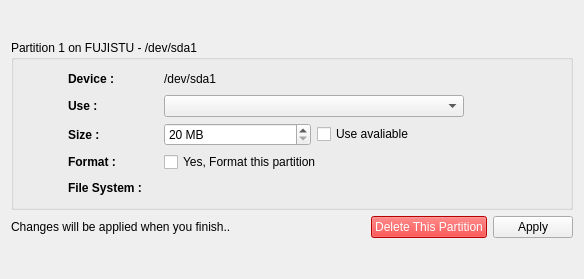
Above: yali4/gui/Ui/partedit.ui from dadas45li/yali before the change. Below: the same form after it.
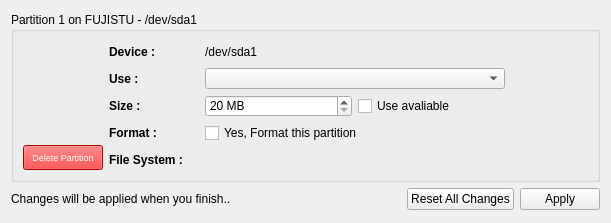
That is the form after the change. Icons and pictures are not drawn.

Diff of the .ui file:
```diff
--- a/yali4/gui/Ui/partedit.ui
+++ b/yali4/gui/Ui/partedit.ui
@@ -5,8 +5,8 @@
    <rect>
     <x>0</x>
     <y>0</y>
-    <width>584</width>
-    <height>279</height>
+    <width>611</width>
+    <height>223</height>
    </rect>
   </property>
   <property name="windowTitle" >
@@ -33,7 +33,11 @@
         <string>Partition 1 on FUJISTU - /dev/sda1</string>
        </property>
        <layout class="QGridLayout" >
-        <item row="0" column="0" >
+        <item rowspan="5" row="0" column="0" >
+         <layout class="QVBoxLayout" >
+          <item>
+           <layout class="QHBoxLayout" >
+            <item>
          <spacer>
           <property name="orientation" >
            <enum>Qt::Horizontal</enum>
@@ -44,12 +48,12 @@
           <property name="sizeHint" >
            <size>
             <width>16</width>
-            <height>20</height>
+                <height>61</height>
            </size>
           </property>
          </spacer>
         </item>
-        <item row="0" column="1" >
+            <item>
          <widget class="QLabel" name="label_5" >
           <property name="text" >
            <string/>
@@ -59,7 +63,7 @@
           </property>
          </widget>
         </item>
-        <item row="0" column="2" >
+            <item>
          <spacer>
           <property name="orientation" >
            <enum>Qt::Horizontal</enum>
@@ -70,14 +74,33 @@
           <property name="sizeHint" >
            <size>
             <width>16</width>
-            <height>20</height>
+                <height>71</height>
            </size>
           </property>
          </spacer>
         </item>
-        <item row="0" column="3" >
-         <layout class="QGridLayout" >
-          <item row="0" column="0" >
+           </layout>
+          </item>
+          <item>
+           <widget class="QPushButton" name="deletePartition" >
+            <property name="minimumSize" >
+             <size>
+              <width>0</width>
+              <height>25</height>
+             </size>
+            </property>
+            <property name="styleSheet" >
+             <string>background-color:red;
+color:white;font-size:9px;</string>
+            </property>
+            <property name="text" >
+             <string>Delete Partition</string>
+            </property>
+           </widget>
+          </item>
+         </layout>
+        </item>
+        <item row="0" column="1" >
            <widget class="QLabel" name="label" >
             <property name="font" >
              <font>
@@ -90,14 +113,27 @@
             </property>
            </widget>
           </item>
-          <item row="0" column="2" colspan="2" >
+        <item row="0" column="3" >
            <widget class="QLabel" name="devicePath" >
             <property name="text" >
              <string>/dev/sda1</string>
             </property>
            </widget>
           </item>
-          <item row="1" column="0" >
+        <item rowspan="5" row="0" column="5" >
+         <spacer>
+          <property name="orientation" >
+           <enum>Qt::Horizontal</enum>
+          </property>
+          <property name="sizeHint" >
+           <size>
+            <width>16</width>
+            <height>131</height>
+           </size>
+          </property>
+         </spacer>
+        </item>
+        <item row="1" column="1" >
            <widget class="QLabel" name="label_2" >
             <property name="font" >
              <font>
@@ -110,7 +146,7 @@
             </property>
            </widget>
           </item>
-          <item rowspan="2" row="1" column="1" >
+        <item rowspan="2" row="1" column="2" >
            <spacer>
             <property name="orientation" >
              <enum>Qt::Horizontal</enum>
@@ -126,7 +162,7 @@
             </property>
            </spacer>
           </item>
-          <item row="1" column="2" colspan="2" >
+        <item row="1" column="3" colspan="2" >
            <widget class="QComboBox" name="formatType" >
             <property name="minimumSize" >
              <size>
@@ -161,7 +197,7 @@
             </item>
            </widget>
           </item>
-          <item row="2" column="0" >
+        <item row="2" column="1" >
            <widget class="QLabel" name="label_4" >
             <property name="font" >
              <font>
@@ -174,7 +210,7 @@
             </property>
            </widget>
           </item>
-          <item row="2" column="2" >
+        <item row="2" column="3" >
            <widget class="QSpinBox" name="partitionSize" >
             <property name="suffix" >
              <string> MB</string>
@@ -193,14 +229,14 @@
             </property>
            </widget>
           </item>
-          <item row="2" column="3" >
+        <item row="2" column="4" >
            <widget class="QCheckBox" name="useAvail" >
             <property name="text" >
              <string>Use avaliable</string>
             </property>
            </widget>
           </item>
-          <item row="3" column="0" >
+        <item row="3" column="1" >
            <widget class="QLabel" name="label_3" >
             <property name="font" >
              <font>
@@ -213,14 +249,14 @@
             </property>
            </widget>
           </item>
-          <item row="3" column="2" colspan="2" >
+        <item row="3" column="3" colspan="2" >
            <widget class="QCheckBox" name="formatCheck" >
             <property name="text" >
              <string>Yes, Format this partition</string>
             </property>
            </widget>
           </item>
-          <item row="4" column="0" >
+        <item row="4" column="1" >
            <widget class="QLabel" name="label_7" >
             <property name="font" >
              <font>
@@ -233,7 +269,7 @@
             </property>
            </widget>
           </item>
-          <item row="4" column="2" >
+        <item row="4" column="3" >
            <widget class="QLabel" name="fileSystem" >
             <property name="text" >
              <string/>
@@ -241,21 +277,6 @@
            </widget>
           </item>
          </layout>
-        </item>
-        <item row="0" column="4" >
-         <spacer>
-          <property name="orientation" >
-           <enum>Qt::Horizontal</enum>
-          </property>
-          <property name="sizeHint" >
-           <size>
-            <width>151</width>
-            <height>20</height>
-           </size>
-          </property>
-         </spacer>
-        </item>
-       </layout>
       </widget>
      </item>
      <item>
@@ -284,13 +305,9 @@
         </spacer>
        </item>
        <item>
-        <widget class="QPushButton" name="deletePartition" >
-         <property name="styleSheet" >
-          <string>background-color:red;
-color:white;</string>
-         </property>
+        <widget class="QPushButton" name="resetAllChanges" >
          <property name="text" >
-          <string>Delete This Partition</string>
+          <string>Reset All Changes</string>
          </property>
         </widget>
        </item>
```
Lines whose indentation alone changed are shown as unchanged.
